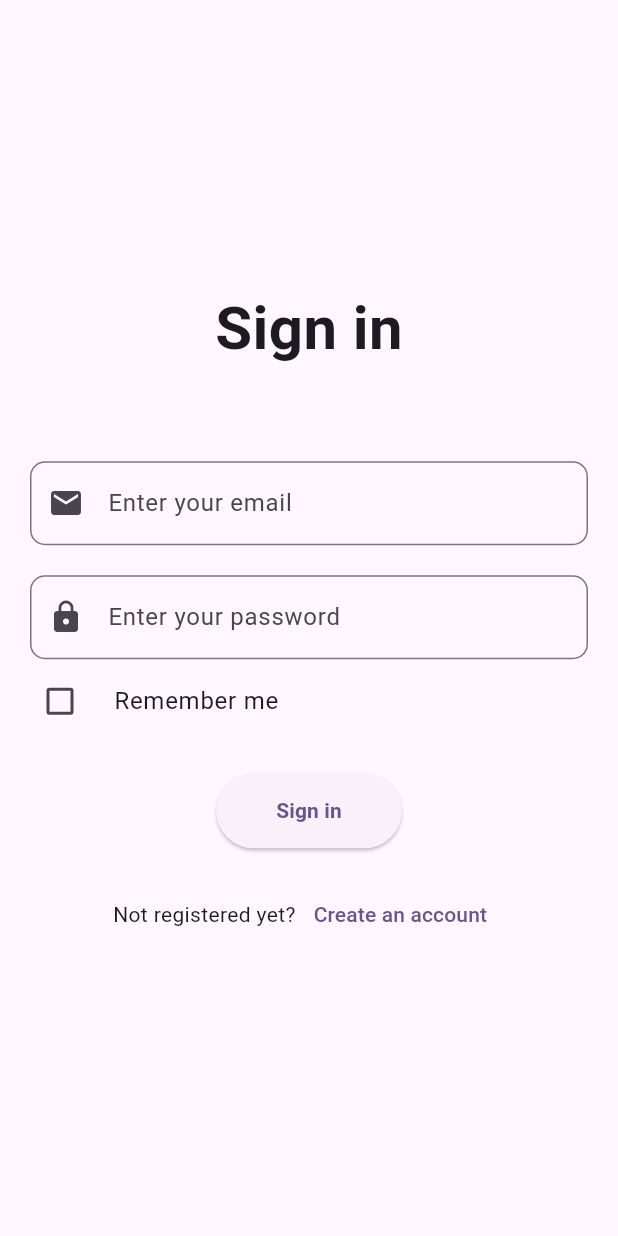
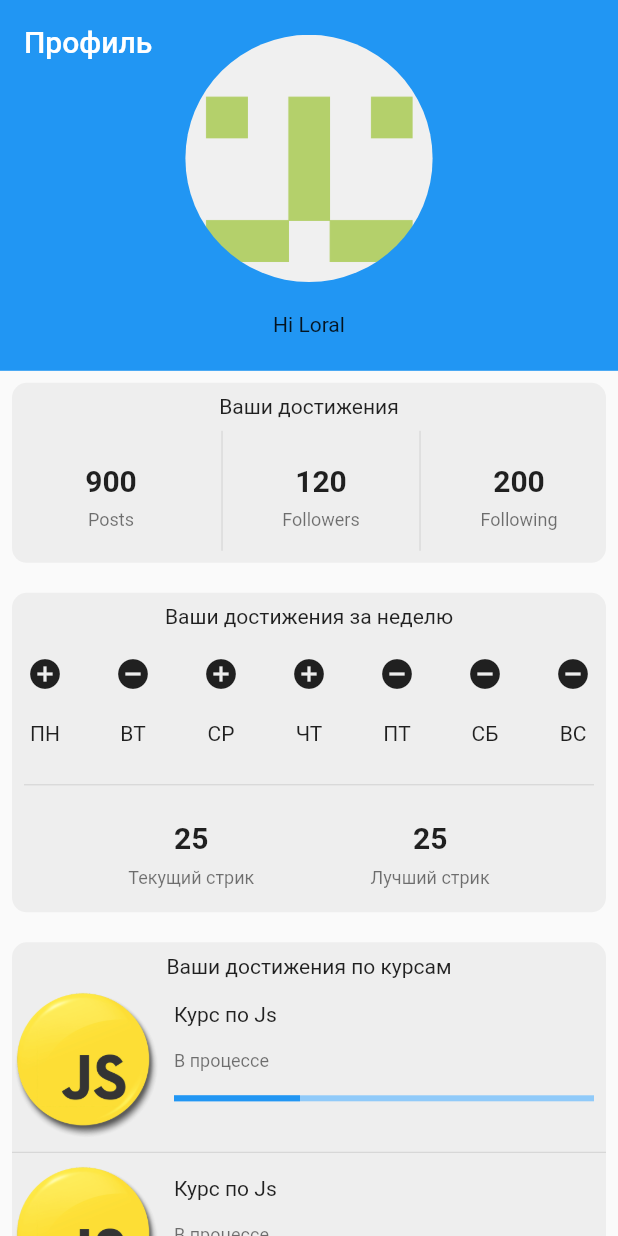
Before and after one commit to Git-GA/ees_tech, a Flutter app: the screen it shows after launch, on a phone screen of 412 x 824 dp. Run offline on Flutter 3.47's test engine with Material 2 defaults, Android fonts, the phone set to English and light mode, and no system bars; our stand-ins replace email_validator, flutter_svg.

Commit message:
profile page first commit

```diff
--- a/lib/main.dart
+++ b/lib/main.dart
@@ -1,4 +1,5 @@
 import 'package:ees_tech/pages/login_page.dart';
+import 'package:ees_tech/pages/profile_page.dart';
 import 'package:flutter/material.dart';
 
 void main() {
@@ -13,116 +14,12 @@ class MyApp extends StatelessWidget {
   Widget build(BuildContext context) {
     return MaterialApp(
       title: 'Flutter Demo',
-      theme: ThemeData(
-        // This is the theme of your application.
-        //
-        // TRY THIS: Try running your application with "flutter run". You'll see
-        // the application has a blue toolbar. Then, without quitting the app,
-        // try changing the seedColor in the colorScheme below to Colors.green
-        // and then invoke "hot reload" (save your changes or press the "hot
-        // reload" button in a Flutter-supported IDE, or press "r" if you used
-        // the command line to start the app).
-        //
-        // Notice that the counter didn't reset back to zero; the application
-        // state is not lost during the reload. To reset the state, use hot
-        // restart instead.
-        //
-        // This works for code too, not just values: Most code changes can be
-        // tested with just a hot reload.
-        colorScheme: ColorScheme.fromSeed(seedColor: Colors.deepPurple),
-        useMaterial3: true,
-      ),
-      home: LoginPage(
-        title: "Login Page",
-      ),
+      // debugShowCheckedModeBanner: false,
+      // theme: ThemeData(
+      //   colorScheme: ColorScheme.fromSeed(seedColor: Colors.deepPurple),
+      //   useMaterial3: true,
+      // ),
+      home: ProfilePage(),
     );
   }
 }
-
-class MyHomePage extends StatefulWidget {
-  const MyHomePage({super.key, required this.title});
-
-  // This widget is the home page of your application. It is stateful, meaning
-  // that it has a State object (defined below) that contains fields that affect
-  // how it looks.
-
-  // This class is the configuration for the state. It holds the values (in this
-  // case the title) provided by the parent (in this case the App widget) and
-  // used by the build method of the State. Fields in a Widget subclass are
-  // always marked "final".
-
-  final String title;
-
-  @override
-  State<MyHomePage> createState() => _MyHomePageState();
-}
-
-class _MyHomePageState extends State<MyHomePage> {
-  int _counter = 0;
-
-  void _incrementCounter() {
-    setState(() {
-      // This call to setState tells the Flutter framework that something has
-      // changed in this State, which causes it to rerun the build method below
-      // so that the display can reflect the updated values. If we changed
-      // _counter without calling setState(), then the build method would not be
-      // called again, and so nothing would appear to happen.
-      _counter++;
-    });
-  }
-
-  @override
-  Widget build(BuildContext context) {
-    // This method is rerun every time setState is called, for instance as done
-    // by the _incrementCounter method above.
-    //
-    // The Flutter framework has been optimized to make rerunning build methods
-    // fast, so that you can just rebuild anything that needs updating rather
-    // than having to individually change instances of widgets.
-    return Scaffold(
-      appBar: AppBar(
-        // TRY THIS: Try changing the color here to a specific color (to
-        // Colors.amber, perhaps?) and trigger a hot reload to see the AppBar
-        // change color while the other colors stay the same.
-        backgroundColor: Theme.of(context).colorScheme.inversePrimary,
-        // Here we take the value from the MyHomePage object that was created by
-        // the App.build method, and use it to set our appbar title.
-        title: Text(widget.title),
-      ),
-      body: Center(
-        // Center is a layout widget. It takes a single child and positions it
-        // in the middle of the parent.
-        child: Column(
-          // Column is also a layout widget. It takes a list of children and
-          // arranges them vertically. By default, it sizes itself to fit its
-          // children horizontally, and tries to be as tall as its parent.
-          //
-          // Column has various properties to control how it sizes itself and
-          // how it positions its children. Here we use mainAxisAlignment to
-          // center the children vertically; the main axis here is the vertical
-          // axis because Columns are vertical (the cross axis would be
-          // horizontal).
-          //
-          // TRY THIS: Invoke "debug painting" (choose the "Toggle Debug Paint"
-          // action in the IDE, or press "p" in the console), to see the
-          // wireframe for each widget.
-          mainAxisAlignment: MainAxisAlignment.center,
-          children: <Widget>[
-            const Text(
-              'You have pushed the button this many times:',
-            ),
-            Text(
-              '$_counter',
-              style: Theme.of(context).textTheme.headlineMedium,
-            ),
-          ],
-        ),
-      ),
-      floatingActionButton: FloatingActionButton(
-        onPressed: _incrementCounter,
-        tooltip: 'Increment',
-        child: const Icon(Icons.add),
-      ), // This trailing comma makes auto-formatting nicer for build methods.
-    );
-  }
-}
--- a/lib/pages/login_page.dart
+++ b/lib/pages/login_page.dart
@@ -71,7 +71,12 @@ class _LoginPageState extends State<LoginPage> {
                       ),
                     ),
                   ),
+                  const SizedBox(
+                    height: 20,
+                  ),
                   CheckboxListTile(
+                    shape: RoundedRectangleBorder(
+                        borderRadius: BorderRadius.circular(10)),
                     title: const Text("Remember me"),
                     contentPadding: EdgeInsets.zero,
                     value: rememberValue,
--- /dev/null
+++ b/lib/pages/profile_page.dart
@@ -0,0 +1,423 @@
+import 'package:flutter/material.dart';
+import 'package:flutter_svg/flutter_svg.dart';
+import 'package:flutter/material.dart';
+
+class _ProfileInfoRow extends StatelessWidget {
+  const _ProfileInfoRow({Key? key}) : super(key: key);
+
+  final List<ProfileInfoItem> _items = const [
+    ProfileInfoItem("Posts", 900),
+    ProfileInfoItem("Followers", 120),
+    ProfileInfoItem("Following", 200),
+  ];
+
+  @override
+  Widget build(BuildContext context) {
+    return Container(
+      decoration: BoxDecoration(
+        borderRadius: BorderRadius.circular(10),
+        color: Colors.grey[200],
+      ),
+      child: Column(
+        children: [
+          const Padding(
+            padding: EdgeInsets.all(8.0),
+            child: Center(
+              child: Text('Ваши достижения'),
+            ),
+          ),
+          Padding(
+            padding: const EdgeInsets.only(bottom: 8.0),
+            child: Container(
+              height: 80,
+              constraints: const BoxConstraints(maxWidth: 400),
+              child: Row(
+                mainAxisAlignment: MainAxisAlignment.spaceEvenly,
+                children: _items
+                    .map((item) => Expanded(
+                            child: Row(
+                          children: [
+                            if (_items.indexOf(item) != 0)
+                              const VerticalDivider(),
+                            Expanded(child: _singleItem(context, item)),
+                          ],
+                        )))
+                    .toList(),
+              ),
+            ),
+          ),
+        ],
+      ),
+    );
+  }
+
+  Widget _singleItem(BuildContext context, ProfileInfoItem item) => Column(
+        mainAxisAlignment: MainAxisAlignment.center,
+        children: [
+          Padding(
+            padding: const EdgeInsets.all(8.0),
+            child: Text(
+              item.value.toString(),
+              style: const TextStyle(
+                fontWeight: FontWeight.bold,
+                fontSize: 20,
+              ),
+            ),
+          ),
+          Text(
+            item.title,
+            style: Theme.of(context).textTheme.caption,
+          )
+        ],
+      );
+}
+
+class ProfileInfoItem {
+  final String title;
+  final int value;
+  const ProfileInfoItem(this.title, this.value);
+}
+
+class _WeekStats extends StatelessWidget {
+  const _WeekStats({super.key});
+
+  @override
+  Widget build(BuildContext context) {
+    return Container(
+      //height: 150,
+      decoration: BoxDecoration(
+        borderRadius: BorderRadius.circular(10),
+        color: Colors.grey[200],
+      ),
+      child: Column(
+        children: [
+          Padding(
+            padding: EdgeInsets.all(8.0),
+            child: Center(
+              child: Text('Ваши достижения за неделю'),
+            ),
+          ),
+          Padding(
+            padding: const EdgeInsets.all(10.0),
+            child: Row(
+              mainAxisAlignment: MainAxisAlignment.spaceBetween,
+              children: [
+                Column(
+                  children: [
+                    Icon(Icons.add_circle),
+                    SizedBox(height: 20),
+                    Text("ПН"),
+                  ],
+                ),
+                Column(
+                  children: [
+                    Icon(Icons.remove_circle),
+                    SizedBox(height: 20),
+                    Text("ВТ"),
+                  ],
+                ),
+                Column(
+                  children: [
+                    Icon(Icons.add_circle),
+                    SizedBox(height: 20),
+                    Text("СР"),
+                  ],
+                ),
+                Column(
+                  children: [
+                    Icon(Icons.add_circle),
+                    SizedBox(height: 20),
+                    Text("ЧТ"),
+                  ],
+                ),
+                Column(
+                  children: [
+                    Icon(Icons.remove_circle),
+                    SizedBox(height: 20),
+                    Text("ПТ"),
+                  ],
+                ),
+                Column(
+                  children: [
+                    Icon(Icons.remove_circle),
+                    SizedBox(height: 20),
+                    Text("СБ"),
+                  ],
+                ),
+                Column(
+                  children: [
+                    Icon(Icons.remove_circle),
+                    SizedBox(height: 20),
+                    Text("ВС"),
+                  ],
+                ),
+              ],
+            ),
+          ),
+          Padding(
+            padding: const EdgeInsets.all(8.0),
+            child: Divider(),
+          ),
+          Padding(
+            padding: const EdgeInsets.only(bottom: 16.0),
+            child: Row(
+              mainAxisAlignment: MainAxisAlignment.spaceEvenly,
+              children: [
+                Column(
+                  mainAxisAlignment: MainAxisAlignment.center,
+                  children: [
+                    Padding(
+                      padding: const EdgeInsets.all(8.0),
+                      child: Text(
+                        "25",
+                        style: const TextStyle(
+                          fontWeight: FontWeight.bold,
+                          fontSize: 20,
+                        ),
+                      ),
+                    ),
+                    Text(
+                      "Текущий стрик",
+                      style: Theme.of(context).textTheme.caption,
+                    )
+                  ],
+                ),
+                Column(
+                  mainAxisAlignment: MainAxisAlignment.center,
+                  children: [
+                    Padding(
+                      padding: const EdgeInsets.all(8.0),
+                      child: Text(
+                        "25",
+                        style: const TextStyle(
+                          fontWeight: FontWeight.bold,
+                          fontSize: 20,
+                        ),
+                      ),
+                    ),
+                    Text(
+                      "Лучший стрик",
+                      style: Theme.of(context).textTheme.caption,
+                    )
+                  ],
+                ),
+              ],
+            ),
+          )
+        ],
+      ),
+    );
+  }
+}
+
+class _TotalProgressStats extends StatelessWidget {
+  const _TotalProgressStats({super.key});
+
+  @override
+  Widget build(BuildContext context) {
+    return Container(
+      //height: 150,
+      decoration: BoxDecoration(
+        borderRadius: BorderRadius.circular(10),
+        color: Colors.grey[200],
+      ),
+      child: Column(
+        children: [
+          Padding(
+            padding: EdgeInsets.all(8.0),
+            child: Center(
+              child: Text('Ваши достижения по курсам'),
+            ),
+          ),
+          Column(
+            children: [
+              Row(
+                crossAxisAlignment: CrossAxisAlignment.start,
+                children: [
+                  SizedBox(
+                    width: 100,
+                    height: 100,
+                    child: ClipRRect(
+                      borderRadius: BorderRadius.circular(90),
+                      child: Image.asset("assets/img/default_course_image.png"),
+                    ),
+                  ),
+                  Expanded(
+                    child: Padding(
+                      padding: const EdgeInsets.all(8.0),
+                      child: Column(
+                        crossAxisAlignment: CrossAxisAlignment.start,
+                        mainAxisAlignment: MainAxisAlignment.spaceBetween,
+                        children: [
+                          Text("Курс по Js"),
+                          Padding(
+                            padding: const EdgeInsets.only(top: 16.0),
+                            child: Text(
+                              "В процессе ",
+                              style: Theme.of(context).textTheme.bodySmall,
+                            ),
+                          ),
+                          Padding(
+                            padding: const EdgeInsets.only(top: 16.0),
+                            child: LinearProgressIndicator(
+                              value: 0.3,
+                            ),
+                          ),
+                        ],
+                      ),
+                    ),
+                  )
+                ],
+              ),
+              Divider(),
+              Row(
+                crossAxisAlignment: CrossAxisAlignment.start,
+                children: [
+                  SizedBox(
+                    width: 100,
+                    height: 100,
+                    child: ClipRRect(
+                      borderRadius: BorderRadius.circular(90),
+                      child: Image.asset("assets/img/default_course_image.png"),
+                    ),
+                  ),
+                  Expanded(
+                    child: Padding(
+                      padding: const EdgeInsets.all(8.0),
+                      child: Column(
+                        crossAxisAlignment: CrossAxisAlignment.start,
+                        mainAxisAlignment: MainAxisAlignment.spaceBetween,
+                        children: [
+                          Text("Курс по Js"),
+                          Padding(
+                            padding: const EdgeInsets.only(top: 16.0),
+                            child: Text(
+                              "В процессе ",
+                              style: Theme.of(context).textTheme.bodySmall,
+                            ),
+                          ),
+                          Padding(
+                            padding: const EdgeInsets.only(top: 16.0),
+                            child: LinearProgressIndicator(
+                              value: 0.3,
+                            ),
+                          ),
+                        ],
+                      ),
+                    ),
+                  )
+                ],
+              ),
+              Divider(),
+              Row(
+                crossAxisAlignment: CrossAxisAlignment.start,
+                children: [
+                  SizedBox(
+                    width: 100,
+                    height: 100,
+                    child: ClipRRect(
+                      borderRadius: BorderRadius.circular(90),
+                      child: Image.asset("assets/img/default_course_image.png"),
+                    ),
+                  ),
+                  Expanded(
+                    child: Padding(
+                      padding: const EdgeInsets.all(8.0),
+                      child: Column(
+                        crossAxisAlignment: CrossAxisAlignment.start,
+                        mainAxisAlignment: MainAxisAlignment.spaceBetween,
+                        children: [
+                          Text("Курс по Js"),
+                          Padding(
+                            padding: const EdgeInsets.only(top: 16.0),
+                            child: Text(
+                              "В процессе ",
+                              style: Theme.of(context).textTheme.bodySmall,
+                            ),
+                          ),
+                          Padding(
+                            padding: const EdgeInsets.only(top: 16.0),
+                            child: LinearProgressIndicator(
+                              value: 0.3,
+                            ),
+                          ),
+                        ],
+                      ),
+                    ),
+                  )
+                ],
+              ),
+              Divider(),
+              ListTile(
+                shape: RoundedRectangleBorder(
+                    borderRadius: BorderRadius.circular(8.0)),
+                title: Center(child: const Text("Показать все")),
+                onTap: () {},
+              )
+            ],
+          )
+        ],
+      ),
+    );
+  }
+}
+
+class ProfilePage extends StatefulWidget {
+  const ProfilePage({super.key});
+
+  @override
+  State<ProfilePage> createState() => _ProfilePageState();
+}
+
+class _ProfilePageState extends State<ProfilePage> {
+  @override
+  Widget build(BuildContext context) {
+    return Scaffold(
+      body: CustomScrollView(
+        slivers: <Widget>[
+          SliverAppBar(
+            pinned: true,
+            expandedHeight: MediaQuery.of(context).size.height * 0.3,
+            title: const Text("Профиль"),
+            flexibleSpace: FlexibleSpaceBar(
+              collapseMode: CollapseMode.parallax,
+              background: Column(
+                mainAxisAlignment: MainAxisAlignment.center,
+                children: [
+                  SizedBox(
+                    width: MediaQuery.of(context).size.height * 0.2,
+                    height: MediaQuery.of(context).size.height * 0.2,
+                    child: ClipRRect(
+                      borderRadius: BorderRadius.circular(90),
+                      child:
+                          Image.asset("assets/img/default_profile_image.png"),
+                    ),
+                  ),
+                  SizedBox(
+                    height: 20,
+                  ),
+                  const Center(child: Text("Hi Loral")),
+                ],
+              ),
+            ),
+          ),
+          const SliverToBoxAdapter(
+            child: Padding(
+              padding: EdgeInsets.all(8.0),
+              child: Column(
+                children: [
+                  _ProfileInfoRow(),
+                  SizedBox(height: 20),
+                  _WeekStats(),
+                  SizedBox(height: 20),
+                  _TotalProgressStats(),
+                  SizedBox(height: 20),
+                ],
+              ),
+            ),
+          ),
+        ],
+      ),
+    );
+  }
+}
--- a/pubspec.yaml
+++ b/pubspec.yaml
@@ -66,9 +66,8 @@ flutter:
   uses-material-design: true
 
   # To add assets to your application, add an assets section, like this:
-  # assets:
-  #   - images/a_dot_burr.jpeg
-  #   - images/a_dot_ham.jpeg
+  assets:
+    - assets/img/
 
   # An image asset can refer to one or more resolution-specific "variants", see
   # https://flutter.dev/assets-and-images/#resolution-aware
```
Also changed, not shown: assets/img/default_course_image.png (added), assets/img/default_profile_image.png (added).
